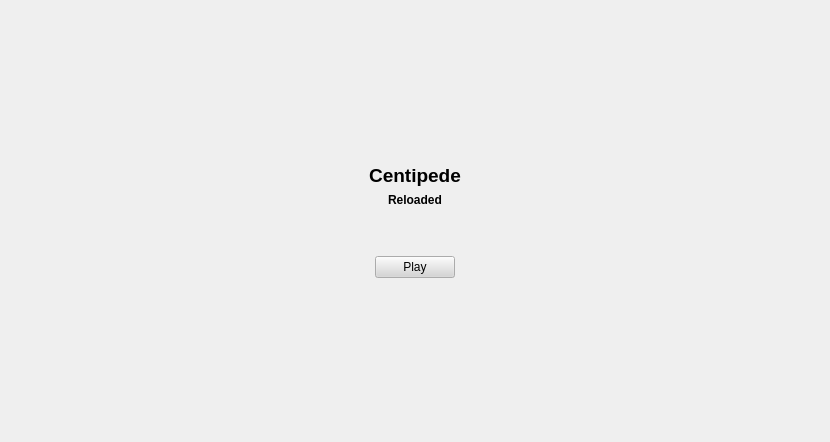
The window that CentipedeReloaded/widget.ui (Poulouc/Retro_Centipede) describes before a commit, drawn with Qt 5.
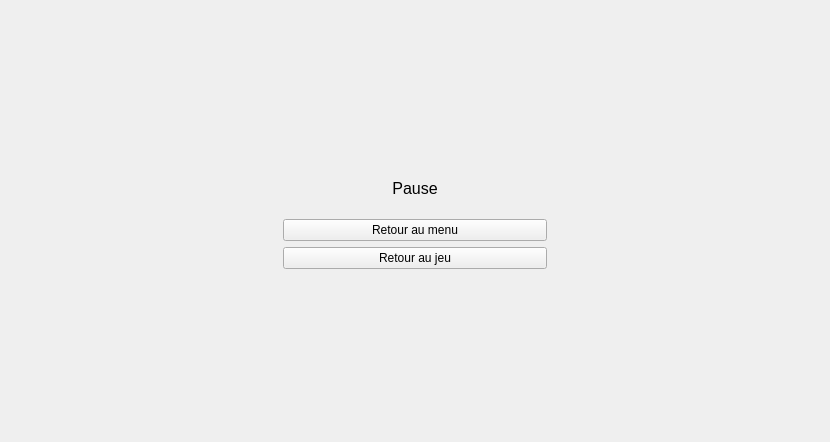
The same window after the commit. The open tabs and pages were chosen to show the change.

Commit message: ajout système pause

Patch:
```diff
--- a/CentipedeReloaded/widget.ui
+++ b/CentipedeReloaded/widget.ui
@@ -22,6 +22,12 @@
   <layout class="QGridLayout" name="gridLayout">
    <item row="0" column="0">
     <widget class="QStackedWidget" name="stackedWidget">
+     <property name="sizePolicy">
+      <sizepolicy hsizetype="Preferred" vsizetype="Preferred">
+       <horstretch>0</horstretch>
+       <verstretch>0</verstretch>
+      </sizepolicy>
+     </property>
      <property name="currentIndex">
       <number>0</number>
      </property>
@@ -346,6 +352,129 @@
       </layout>
      </widget>
      <widget class="QWidget" name="page_2"/>
+     <widget class="QWidget" name="page_3">
+      <layout class="QGridLayout" name="gridLayout_9">
+       <item row="0" column="0">
+        <layout class="QGridLayout" name="gridLayout_8">
+         <item row="3" column="1">
+          <widget class="QPushButton" name="backToMenuButton">
+           <property name="sizePolicy">
+            <sizepolicy hsizetype="Expanding" vsizetype="Fixed">
+             <horstretch>0</horstretch>
+             <verstretch>0</verstretch>
+            </sizepolicy>
+           </property>
+           <property name="text">
+            <string>Retour au menu</string>
+           </property>
+          </widget>
+         </item>
+         <item row="0" column="1">
+          <spacer name="verticalSpacer_5">
+           <property name="orientation">
+            <enum>Qt::Vertical</enum>
+           </property>
+           <property name="sizeHint" stdset="0">
+            <size>
+             <width>20</width>
+             <height>400</height>
+            </size>
+           </property>
+          </spacer>
+         </item>
+         <item row="0" column="0" rowspan="6">
+          <spacer name="horizontalSpacer_6">
+           <property name="orientation">
+            <enum>Qt::Horizontal</enum>
+           </property>
+           <property name="sizeHint" stdset="0">
+            <size>
+             <width>40</width>
+             <height>20</height>
+            </size>
+           </property>
+          </spacer>
+         </item>
+         <item row="5" column="1">
+          <spacer name="verticalSpacer_4">
+           <property name="orientation">
+            <enum>Qt::Vertical</enum>
+           </property>
+           <property name="sizeHint" stdset="0">
+            <size>
+             <width>20</width>
+             <height>400</height>
+            </size>
+           </property>
+          </spacer>
+         </item>
+         <item row="1" column="1">
+          <widget class="QLabel" name="label_5">
+           <property name="sizePolicy">
+            <sizepolicy hsizetype="Expanding" vsizetype="Fixed">
+             <horstretch>0</horstretch>
+             <verstretch>0</verstretch>
+            </sizepolicy>
+           </property>
+           <property name="font">
+            <font>
+             <pointsize>12</pointsize>
+            </font>
+           </property>
+           <property name="text">
+            <string>Pause</string>
+           </property>
+           <property name="alignment">
+            <set>Qt::AlignCenter</set>
+           </property>
+          </widget>
+         </item>
+         <item row="0" column="2" rowspan="6">
+          <spacer name="horizontalSpacer_5">
+           <property name="orientation">
+            <enum>Qt::Horizontal</enum>
+           </property>
+           <property name="sizeHint" stdset="0">
+            <size>
+             <width>40</width>
+             <height>20</height>
+            </size>
+           </property>
+          </spacer>
+         </item>
+         <item row="4" column="1">
+          <widget class="QPushButton" name="resumeGameButton">
+           <property name="sizePolicy">
+            <sizepolicy hsizetype="Expanding" vsizetype="Fixed">
+             <horstretch>0</horstretch>
+             <verstretch>0</verstretch>
+            </sizepolicy>
+           </property>
+           <property name="text">
+            <string>Retour au jeu</string>
+           </property>
+          </widget>
+         </item>
+         <item row="2" column="1">
+          <spacer name="verticalSpacer_6">
+           <property name="orientation">
+            <enum>Qt::Vertical</enum>
+           </property>
+           <property name="sizeType">
+            <enum>QSizePolicy::MinimumExpanding</enum>
+           </property>
+           <property name="sizeHint" stdset="0">
+            <size>
+             <width>20</width>
+             <height>15</height>
+            </size>
+           </property>
+          </spacer>
+         </item>
+        </layout>
+       </item>
+      </layout>
+     </widget>
     </widget>
    </item>
   </layout>
```
The commit also changes 2 other files.
